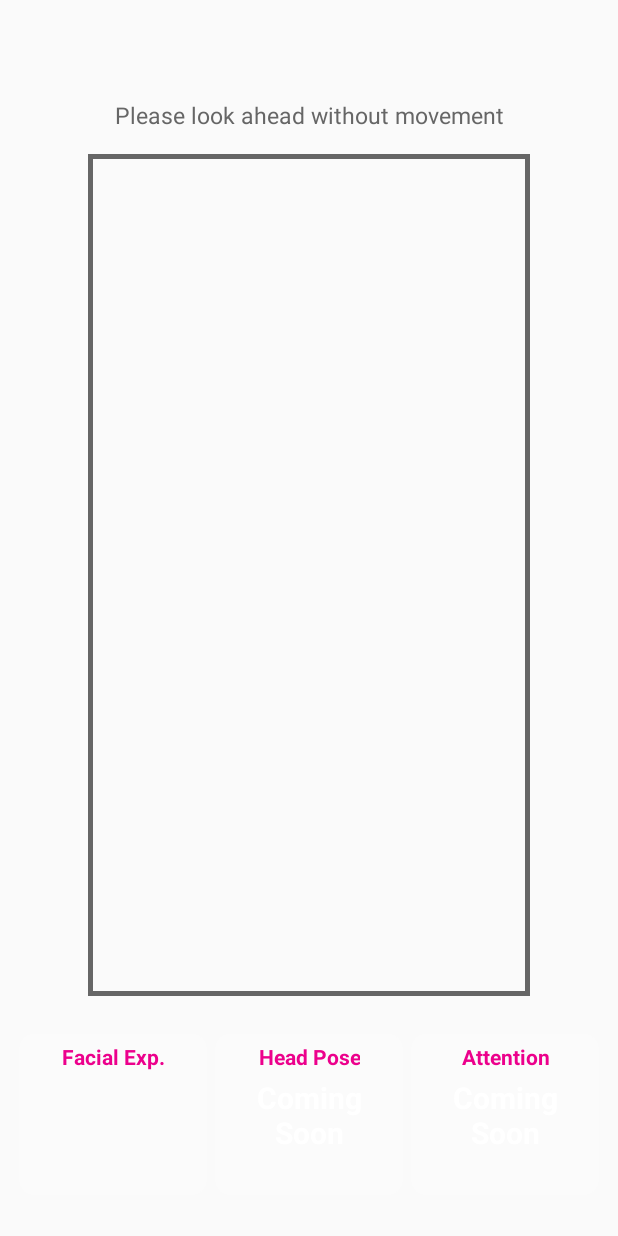
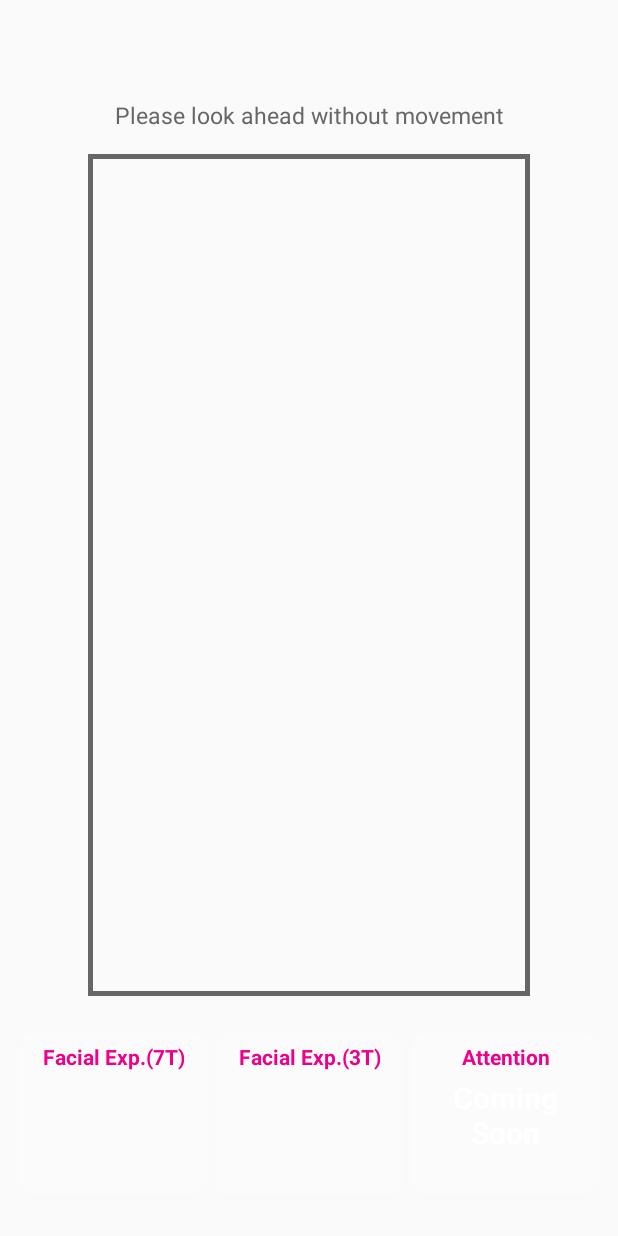
Before and after one commit to esrc-official/ESRC-Face-Android, an Android app: the screen it shows after launch (MainActivity), on a phone screen of 412 x 824 dp. Run offline under Robolectric (Android 15) with nearby library versions, the phone set to English and light mode, and no system bars; libraries missing offline, so code that uses them is left out: com.esrc.face; 2 statements that could not run were skipped.

Commit message:
Update 2.4.4.

```diff
--- a/app/build.gradle
+++ b/app/build.gradle
@@ -17,8 +17,8 @@ android {
         applicationId "com.esrc.face.android"
         minSdkVersion 17
         targetSdkVersion 30
-        versionCode 241
-        versionName "2.4.1"
+        versionCode 244
+        versionName "2.4.4"
 
         testInstrumentationRunner "androidx.test.runner.AndroidJUnitRunner"
     }
@@ -61,7 +61,7 @@ dependencies {
     implementation 'io.reactivex.rxjava3:rxjava:3.0.7'
 
     // ESRC SDK
-    implementation name: 'esrc-face-sdk-2.4.1', ext: 'aar'
+    implementation name: 'esrc-face-sdk-2.4.4', ext: 'aar'
 
     // Test
     testImplementation 'junit:junit:4.+'
--- a/app/src/main/java/com/esrc/face/android/MainActivity.java
+++ b/app/src/main/java/com/esrc/face/android/MainActivity.java
@@ -19,11 +19,11 @@ import androidx.appcompat.app.AppCompatActivity;
 import androidx.core.app.ActivityCompat;
 import androidx.core.content.ContextCompat;
 
-import com.esrc.sdk.android.ESRC;
-import com.esrc.sdk.android.ESRCException;
-import com.esrc.sdk.android.ESRCFragment;
-import com.esrc.sdk.android.ESRCLicense;
-import com.esrc.sdk.android.ESRCType;
+import com.esrc.face.sdk.android.ESRC;
+import com.esrc.face.sdk.android.ESRCException;
+import com.esrc.face.sdk.android.ESRCFragment;
+import com.esrc.face.sdk.android.ESRCLicense;
+import com.esrc.face.sdk.android.ESRCType;
 
 import static android.Manifest.permission.CAMERA;
 import static android.Manifest.permission.INTERNET;
@@ -45,22 +45,25 @@ public class MainActivity extends AppCompatActivity implements ActivityCompat.On
             true,  // Whether detect face or not.
             true,  // Whether detect facial landmark or not. If enableFace is false, it is also automatically set to false.
             true,  // Whether analyze facial action unit or not. If enableFace or enableFacialLandmark is false, it is also automatically set to false.
-            true);  // Whether recognize facial expression or not. If enableFace is false, it is also automatically set to false.
+            true,  // Whether recognize basic facial expression or not. If enableFace is false, it is also automatically set to false.
+            true);  // Whether recognize valence facial expression or not. If enableFace is false, it is also automatically set to false.
 
     // Layout variables for FaceBox
     private TextView mFaceBoxText;
     private ImageView mFaceBoxImage;
     private GradientDrawable mFaceBoxDrawable;
 
-    // Layout variables for Facial Expression
-    private int[] mFacialExpImageDrawables;
-    private View mFacialExpValContainer;
-    private ImageView mFacialExpImage;
-    private TextView mFacialExpValText;
+    // Layout variables for Basic Facial Expression
+    private int[] mBasicFacialExpImageDrawables;
+    private View mBasicFacialExpValContainer;
+    private ImageView mBasicFacialExpImage;
+    private TextView mBasicFacialExpValText;
 
-    // Layout variables for Head Pose
-    private View mHeadPoseValContainer;
-    private TextView mHeadPoseValText;
+    // Layout variables for Valence Facial Expression
+    private int[] mValenceFacialExpImageDrawables;
+    private View mValenceFacialExpValContainer;
+    private ImageView mValenceFacialExpImage;
+    private TextView mValenceFacialExpValText;
 
     // Layout variables for Attention
     private View mAttentionValContainer;
@@ -148,19 +151,23 @@ public class MainActivity extends AppCompatActivity implements ActivityCompat.On
         mFaceBoxImage = findViewById(R.id.facebox_image);
         mFaceBoxDrawable = (GradientDrawable) mFaceBoxImage.getBackground();
 
-        // Initialize layout for Facial Expression
-        mFacialExpImageDrawables = new int[] {
+        // Initialize layout for Basic Facial Expression
+        mBasicFacialExpImageDrawables = new int[] {
                 R.drawable.ic_facial_exp_anger, R.drawable.ic_facial_exp_disgust, R.drawable.ic_facial_exp_fear,
                 R.drawable.ic_facial_exp_happy, R.drawable.ic_facial_exp_sad, R.drawable.ic_facial_exp_surprise,
-                R.drawable.ic_facial_exp_neutral
+                R.drawable.ic_facial_exp_neutral,
         };
-        mFacialExpValContainer = findViewById(R.id.facial_expression_val_container);
-        mFacialExpImage = findViewById(R.id.facial_expression_image);
-        mFacialExpValText = findViewById(R.id.facial_expression_val_text);
+        mBasicFacialExpValContainer = findViewById(R.id.basic_facial_expression_val_container);
+        mBasicFacialExpImage = findViewById(R.id.basic_facial_expression_image);
+        mBasicFacialExpValText = findViewById(R.id.basic_facial_expression_val_text);
 
-        // Initialize layout for Head Pose
-        mHeadPoseValContainer = findViewById(R.id.head_pose_val_container);
-        mHeadPoseValText = findViewById(R.id.head_pose_val_text);
+        // Initialize layout for Valence Facial Expression
+        mValenceFacialExpImageDrawables = new int[] {
+                R.drawable.ic_facial_exp_positive, R.drawable.ic_facial_exp_negative, R.drawable.ic_facial_exp_neutral,
+        };
+        mValenceFacialExpValContainer = findViewById(R.id.valence_facial_expression_val_container);
+        mValenceFacialExpImage = findViewById(R.id.valence_facial_expression_image);
+        mValenceFacialExpValText = findViewById(R.id.valence_facial_expression_val_text);
 
         // Initialize layout for Attention
         mAttentionValContainer = findViewById(R.id.attention_val_container);
@@ -192,8 +199,7 @@ public class MainActivity extends AppCompatActivity implements ActivityCompat.On
                     mFaceBoxText.setTextColor(color);
                     mFaceBoxDrawable.setStroke(8, color);
 
-                    // Show Head Pose and Attention containers (debug)
-                    mHeadPoseValContainer.setVisibility(View.VISIBLE);
+                    // Show Attention containers
                     mAttentionValContainer.setVisibility(View.VISIBLE);
                 } else {
                     e.printStackTrace();
@@ -211,13 +217,12 @@ public class MainActivity extends AppCompatActivity implements ActivityCompat.On
                     mFaceBoxDrawable.setStroke(4, color);
 
                     // Hide containers
-                    mFacialExpValContainer.setVisibility(View.GONE);
-                    mHeadPoseValContainer.setVisibility(View.GONE);
+                    mBasicFacialExpValContainer.setVisibility(View.GONE);
+                    mValenceFacialExpValContainer.setVisibility(View.GONE);
                     mAttentionValContainer.setVisibility(View.GONE);
                 } else {
                     e.printStackTrace();
                 }
-
             }
 
             @Override
@@ -239,22 +244,32 @@ public class MainActivity extends AppCompatActivity implements ActivityCompat.On
             }
 
             @Override
-            public void onRecognizedFacialExpression(ESRCType.FacialExpression facialExpression, ESRCException e) {
+            public void onRecognizedBasicFacialExpression(ESRCType.BasicFacialExpression basicFacialExpression, ESRCException e) {
                 if (e == null) {
-                    Log.d(TAG, "onRecognizedFacialExpression: " + facialExpression.toString());
+                    Log.d(TAG, "onRecognizedBasicFacialExpression: " + basicFacialExpression.toString());
 
-                    if (e == null) {
-                        Log.d(TAG, "onRecognizedFacialExpression: " + facialExpression.toString());
+                    // Set Basic Facial Expression values
+                    mBasicFacialExpImage.setImageResource(mBasicFacialExpImageDrawables[basicFacialExpression.getEmotion()]);
+                    mBasicFacialExpValText.setText(basicFacialExpression.getEmotionStr());
 
-                        // Set Facial Expression values
-                        mFacialExpImage.setImageResource(mFacialExpImageDrawables[facialExpression.getEmotion()]);
-                        mFacialExpValText.setText(facialExpression.getEmotionStr());
+                    // Show container for Basic Facial Expression
+                    mBasicFacialExpValContainer.setVisibility(View.VISIBLE);
+                } else {
+                    e.printStackTrace();
+                }
+            }
 
-                        // Show container for Facial Expression
-                        mFacialExpValContainer.setVisibility(View.VISIBLE);
-                    } else {
-                        e.printStackTrace();
-                    }
+            @Override
+            public void onRecognizedValenceFacialExpression(ESRCType.ValenceFacialExpression valenceFacialExpression, ESRCException e) {
+                if (e == null) {
+                    Log.d(TAG, "onRecognizedValenceFacialExpression: " + valenceFacialExpression.toString());
+
+                    // Set Valence Facial Expression values
+                    mValenceFacialExpImage.setImageResource(mValenceFacialExpImageDrawables[valenceFacialExpression.getEmotion()]);
+                    mValenceFacialExpValText.setText(valenceFacialExpression.getEmotionStr());
+
+                    // Show container for Valence Facial Expression
+                    mValenceFacialExpValContainer.setVisibility(View.VISIBLE);
                 } else {
                     e.printStackTrace();
                 }
@@ -264,15 +279,6 @@ public class MainActivity extends AppCompatActivity implements ActivityCompat.On
             public void onEstimatedHeadPose(ESRCType.HeadPose headPose, ESRCException e) {
                 if (e == null) {
                     Log.d(TAG, "onEstimatedHeadPose: " + headPose.toString());
-
-                    // Set Head Pose values
-                    mHeadPoseValText.setText(
-                            Long.toString(Math.round(headPose.getThetaX())) + ", " +
-                                    Long.toString(Math.round(headPose.getThetaY())) + ", " +
-                                    Long.toString(Math.round(headPose.getThetaZ())));
-
-                    // Show container for Head Pose
-                    mHeadPoseValContainer.setVisibility(View.VISIBLE);
                 } else {
                     e.printStackTrace();
                 }
--- a/app/src/main/res/layout/activity_main.xml
+++ b/app/src/main/res/layout/activity_main.xml
@@ -94,12 +94,12 @@
             app:layout_constraintTop_toTopOf="parent">
 
             <androidx.constraintlayout.widget.ConstraintLayout
-                android:id="@+id/facial_expression_container"
+                android:id="@+id/basic_facial_expression_container"
                 android:layout_width="0dp"
                 android:layout_height="match_parent"
                 android:layout_marginHorizontal="2.5dp"
                 android:background="@drawable/bg_round_corner_white"
-                app:layout_constraintEnd_toStartOf="@id/head_pose_container"
+                app:layout_constraintEnd_toStartOf="@id/valence_facial_expression_container"
                 app:layout_constraintHorizontal_chainStyle="packed"
                 app:layout_constraintHorizontal_weight="1"
                 app:layout_constraintStart_toStartOf="parent"
@@ -107,11 +107,11 @@
                 app:layout_constraintVertical_chainStyle="packed">
 
                 <TextView
-                    android:id="@+id/facial_expression_title_text"
+                    android:id="@+id/basic_facial_expression_title_text"
                     android:layout_width="wrap_content"
                     android:layout_height="wrap_content"
                     android:layout_marginTop="5dp"
-                    android:text="@string/main_facial_expression_title_text"
+                    android:text="@string/main_basic_facial_expression_title_text"
                     android:textColor="@color/primary_color"
                     android:textSize="14sp"
                     android:textStyle="bold"
@@ -121,7 +121,7 @@
                     app:layout_constraintTop_toTopOf="parent" />
 
                 <androidx.constraintlayout.widget.ConstraintLayout
-                    android:id="@+id/facial_expression_val_container"
+                    android:id="@+id/basic_facial_expression_val_container"
                     android:layout_width="wrap_content"
                     android:layout_height="wrap_content"
                     android:visibility="gone"
@@ -131,49 +131,49 @@
                     app:layout_constraintTop_toTopOf="parent">
 
                     <ImageView
-                        android:id="@+id/facial_expression_image"
+                        android:id="@+id/basic_facial_expression_image"
                         android:layout_width="40dp"
                         android:layout_height="40dp"
-                        android:contentDescription="@string/main_facial_expression_image_desc"
+                        android:contentDescription="@string/main_basic_facial_expression_image_desc"
                         app:layout_constraintBottom_toBottomOf="parent"
                         app:layout_constraintEnd_toEndOf="parent"
                         app:layout_constraintStart_toStartOf="parent"
                         app:layout_constraintTop_toTopOf="parent" />
 
                     <TextView
-                        android:id="@+id/facial_expression_val_text"
+                        android:id="@+id/basic_facial_expression_val_text"
                         android:layout_width="wrap_content"
                         android:layout_height="wrap_content"
                         android:autoSizeMinTextSize="10sp"
-                        android:text="@string/facial_expression_val_text"
+                        android:text="@string/basic_facial_expression_val_text"
                         android:textColor="@color/white"
                         android:textSize="12sp"
                         android:textStyle="bold"
-                        app:layout_constraintEnd_toEndOf="@id/facial_expression_image"
-                        app:layout_constraintStart_toStartOf="@id/facial_expression_image"
-                        app:layout_constraintTop_toBottomOf="@id/facial_expression_image" />
+                        app:layout_constraintEnd_toEndOf="@id/basic_facial_expression_image"
+                        app:layout_constraintStart_toStartOf="@id/basic_facial_expression_image"
+                        app:layout_constraintTop_toBottomOf="@id/basic_facial_expression_image" />
 
                 </androidx.constraintlayout.widget.ConstraintLayout>
 
             </androidx.constraintlayout.widget.ConstraintLayout>
 
             <androidx.constraintlayout.widget.ConstraintLayout
-                android:id="@+id/head_pose_container"
+                android:id="@+id/valence_facial_expression_container"
                 android:layout_width="0dp"
                 android:layout_height="match_parent"
                 android:layout_marginHorizontal="2.5dp"
                 android:background="@drawable/bg_round_corner_white"
                 app:layout_constraintEnd_toStartOf="@id/attention_container"
                 app:layout_constraintHorizontal_weight="1"
-                app:layout_constraintStart_toEndOf="@id/facial_expression_container"
+                app:layout_constraintStart_toEndOf="@id/basic_facial_expression_container"
                 app:layout_constraintTop_toTopOf="parent">
 
                 <TextView
-                    android:id="@+id/head_pose_title_text"
+                    android:id="@+id/valence_facial_expression_title_text"
                     android:layout_width="wrap_content"
                     android:layout_height="wrap_content"
                     android:layout_marginTop="5dp"
-                    android:text="@string/main_head_pose_title_text"
+                    android:text="@string/main_valence_facial_expression_title_text"
                     android:textColor="@color/primary_color"
                     android:textSize="14sp"
                     android:textStyle="bold"
@@ -183,43 +183,37 @@
                     app:layout_constraintTop_toTopOf="parent" />
 
                 <androidx.constraintlayout.widget.ConstraintLayout
-                    android:id="@+id/head_pose_val_container"
+                    android:id="@+id/valence_facial_expression_val_container"
                     android:layout_width="wrap_content"
                     android:layout_height="wrap_content"
+                    android:visibility="gone"
                     app:layout_constraintBottom_toBottomOf="parent"
                     app:layout_constraintEnd_toEndOf="parent"
                     app:layout_constraintStart_toStartOf="parent"
                     app:layout_constraintTop_toTopOf="parent">
 
-                    <TextView
-                        android:id="@+id/head_pose_val_text"
-                        android:layout_width="wrap_content"
-                        android:layout_height="wrap_content"
-                        android:autoSizeMinTextSize="20sp"
-                        android:text="Coming\nSoon"
-                        android:textColor="@color/white"
-                        android:textSize="20sp"
-                        android:textStyle="bold"
-                        android:textAlignment="center"
-                        android:gravity="center"
+                    <ImageView
+                        android:id="@+id/valence_facial_expression_image"
+                        android:layout_width="40dp"
+                        android:layout_height="40dp"
+                        android:contentDescription="@string/main_valence_facial_expression_image_desc"
                         app:layout_constraintBottom_toBottomOf="parent"
                         app:layout_constraintEnd_toEndOf="parent"
                         app:layout_constraintStart_toStartOf="parent"
                         app:layout_constraintTop_toTopOf="parent" />
 
                     <TextView
-                        android:id="@+id/head_pose_unit_text"
+                        android:id="@+id/valence_facial_expression_val_text"
                         android:layout_width="wrap_content"
                         android:layout_height="wrap_content"
                         android:autoSizeMinTextSize="10sp"
-                        android:text="@string/main_head_pose_unit_text"
+                        android:text="@string/valence_facial_expression_val_text"
                         android:textColor="@color/white"
                         android:textSize="12sp"
                         android:textStyle="bold"
-                        android:visibility="gone"
-                        app:layout_constraintEnd_toEndOf="@id/head_pose_val_text"
-                        app:layout_constraintStart_toStartOf="@id/head_pose_val_text"
-                        app:layout_constraintTop_toBottomOf="@id/head_pose_val_text" />
+                        app:layout_constraintEnd_toEndOf="@id/valence_facial_expression_image"
+                        app:layout_constraintStart_toStartOf="@id/valence_facial_expression_image"
+                        app:layout_constraintTop_toBottomOf="@id/valence_facial_expression_image" />
 
                 </androidx.constraintlayout.widget.ConstraintLayout>
 
@@ -233,7 +227,7 @@
                 android:background="@drawable/bg_round_corner_white"
                 app:layout_constraintEnd_toEndOf="parent"
                 app:layout_constraintHorizontal_weight="1"
-                app:layout_constraintStart_toEndOf="@id/head_pose_container"
+                app:layout_constraintStart_toEndOf="@id/valence_facial_expression_container"
                 app:layout_constraintTop_toTopOf="parent">
 
                 <TextView
--- a/app/src/main/res/values/strings.xml
+++ b/app/src/main/res/values/strings.xml
@@ -10,24 +10,28 @@
         FaceBoxImage
     </string>
 
-    <string name="main_facial_expression_title_text">
-        Facial Exp.
+    <string name="main_basic_facial_expression_title_text">
+        Facial Exp.(7T)
     </string>
 
-    <string name="main_facial_expression_image_desc">
-        Facial Exp.
+    <string name="main_basic_facial_expression_image_desc">
+        Facial Exp.(7T)
     </string>
 
-    <string name="facial_expression_val_text">
+    <string name="basic_facial_expression_val_text">
 
     </string>
 
-    <string name="main_head_pose_title_text">
-        Head Pose
+    <string name="main_valence_facial_expression_title_text">
+        Facial Exp.(3T)
     </string>
 
-    <string name="main_head_pose_unit_text">
-        angle
+    <string name="main_valence_facial_expression_image_desc">
+        Facial Exp.(3T)
+    </string>
+
+    <string name="valence_facial_expression_val_text">
+
     </string>
 
     <string name="main_attention_title_text">
```
Also changed, not shown: app/src/main/res/layout/activity_main2.xml (deleted, +0 -273 lines), app/src/main/res/drawable/ic_facial_exp_negative.png (added), app/src/main/res/drawable/ic_facial_exp_positive.png (added), 7 other files.
